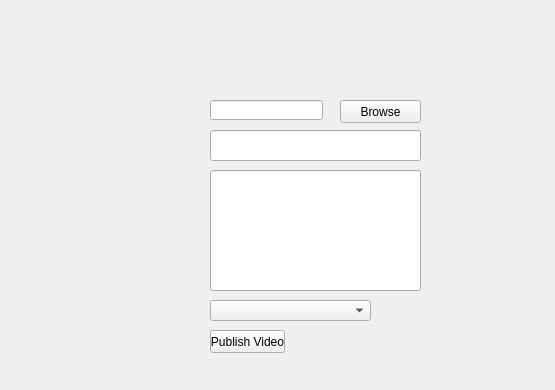
johnt0/Youtube-Uploader-Python, file Youtube Uploader/gui.ui: the form before one commit; both pictures show x 0 to 555 and y 0 to 390 of the 800 by 600 pixel window.
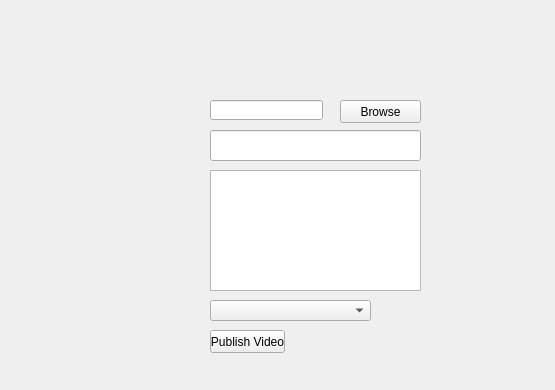
The form after the commit.

```diff
--- a/Youtube Uploader/gui.ui
+++ b/Youtube Uploader/gui.ui
@@ -50,16 +50,6 @@
      </rect>
     </property>
    </widget>
-   <widget class="QLineEdit" name="description">
-    <property name="geometry">
-     <rect>
-      <x>210</x>
-      <y>170</y>
-      <width>211</width>
-      <height>121</height>
-     </rect>
-    </property>
-   </widget>
    <widget class="QPushButton" name="publishVideo">
     <property name="geometry">
      <rect>
@@ -83,6 +73,16 @@
      </rect>
     </property>
    </widget>
+   <widget class="QPlainTextEdit" name="videoDescription">
+    <property name="geometry">
+     <rect>
+      <x>210</x>
+      <y>170</y>
+      <width>211</width>
+      <height>121</height>
+     </rect>
+    </property>
+   </widget>
   </widget>
   <widget class="QStatusBar" name="statusbar"/>
  </widget>
```
